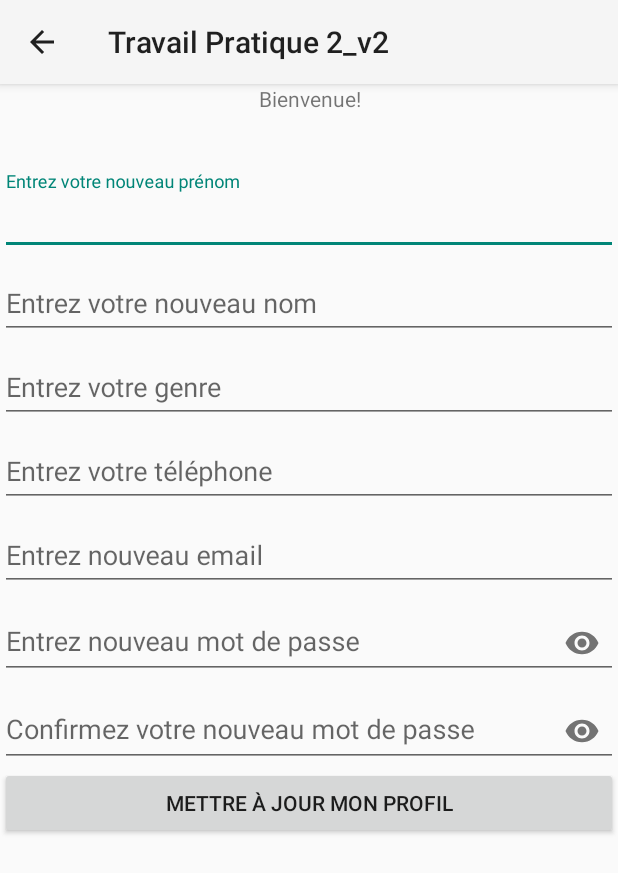
After one commit to 1903606/tp2_v2, an Android app: the UpdateListeActivity screen opened directly, with no data from a screen before it, on a phone screen of 412 x 824 dp. The commit adds this screen. Shown: the top 873 px of the screen. Run offline under Robolectric (Android 15) with nearby library versions, the phone set to English and light mode, and no system bars; our stand-ins replace Firebase (no records; nobody signed in at launch, a user with empty details on screens opened directly); 4 statements that could not run were skipped.

Commit message:
Fait: Bouton mise a jour , fonctionnelle et montre information de list view sur UpdateActivity

```diff
--- a/app/src/main/java/com/example/travailpratique2_v2/ListeActivity.java
+++ b/app/src/main/java/com/example/travailpratique2_v2/ListeActivity.java
@@ -1,16 +1,26 @@
 package com.example.travailpratique2_v2;
 
+import androidx.activity.result.ActivityResult;
+import androidx.activity.result.ActivityResultCallback;
+import androidx.activity.result.ActivityResultLauncher;
+import androidx.activity.result.contract.ActivityResultContract;
+import androidx.activity.result.contract.ActivityResultContracts;
 import androidx.annotation.NonNull;
 import androidx.annotation.Nullable;
 import androidx.appcompat.app.AppCompatActivity;
 import androidx.fragment.app.FragmentManager;
 
+import android.app.Activity;
+import android.content.Intent;
 import android.os.Bundle;
 import android.view.View;
 import android.widget.AdapterView;
 import android.widget.ArrayAdapter;
+import android.widget.Button;
 import android.widget.ListView;
 
+import com.google.firebase.auth.FirebaseAuth;
+import com.google.firebase.auth.FirebaseUser;
 import com.google.firebase.database.ChildEventListener;
 import com.google.firebase.database.DataSnapshot;
 import com.google.firebase.database.DatabaseError;
@@ -24,12 +34,27 @@ public class ListeActivity extends AppCompatActivity {
     private ListView lv_usager;
     private ArrayList<User> listeUser;
 
+    private Button btn_mise_a_jour,btn_supprimer;
+
     DatabaseReference reference;
+    FirebaseAuth bdAuth;
+
+
+    private int index = -1;
+
+
 
     @Override
     protected void onCreate(Bundle savedInstanceState) {
         super.onCreate(savedInstanceState);
         setContentView(R.layout.activity_liste);
+
+        btn_mise_a_jour = findViewById(R.id.btn_mise_a_jour);
+        btn_supprimer = findViewById(R.id.btn_supprimer);
+        bdAuth = FirebaseAuth.getInstance();
+        FirebaseUser usager = bdAuth.getCurrentUser();
+
+
 
         lv_usager = findViewById(R.id.lv_usager);
         listeUser = new ArrayList<User>();
@@ -75,6 +100,7 @@ public class ListeActivity extends AppCompatActivity {
         lv_usager.setOnItemClickListener(new AdapterView.OnItemClickListener() {
             @Override
             public void onItemClick(AdapterView<?> parent, View view, int position, long id) {
+                index = position;
                 User user = listeUser.get(position);
                 Bundle bundle = new Bundle();
                 bundle.putString("nom", user.nom);
@@ -88,6 +114,42 @@ public class ListeActivity extends AppCompatActivity {
             }
         });
 
+        btn_mise_a_jour.setOnClickListener(new View.OnClickListener() {
+            @Override
+            public void onClick(View v) {
+                Intent intent_update_view = new Intent(ListeActivity.this, UpdateListeActivity.class);
+                FirebaseUser usager = bdAuth.getCurrentUser();
+                User user = (User) listeUser.get(index);
+                Bundle bundle = new Bundle();
+                intent_update_view.putExtra("prenom",user.getPrenom());
+                intent_update_view.putExtra("nom",user.getNom());
+                intent_update_view.putExtra("gender",user.getGender());
+                intent_update_view.putExtra("telephone",user.getTelephone());
+                intent_update_view.putExtra("email", usager.getEmail());
+                startActivity(intent_update_view);
+                finish();
+            }
+        });
+
+        ActivityResultLauncher<Intent> activityResultLauncher = registerForActivityResult(
+
+                new ActivityResultContracts.StartActivityForResult(),
+                new ActivityResultCallback<ActivityResult>(){
+
+                    @Override
+                    public void onActivityResult(ActivityResult result) {
+                        if (result.getResultCode() == Activity.RESULT_OK)
+                        {
+                            Bundle bundle = result.getData().getExtras();
+                            String rep;
+                            //rep = bundle.get("REP1");
+                        }
+                    }
+                }
+        );
+
+
+
 
     }
 
--- a/app/src/main/java/com/example/travailpratique2_v2/ListeFragment.java
+++ b/app/src/main/java/com/example/travailpratique2_v2/ListeFragment.java
@@ -21,7 +21,6 @@ public class ListeFragment extends Fragment {
     @Override
     public void onCreate(Bundle savedInstanceState) {
         super.onCreate(savedInstanceState);
-        //get info form bundle
         if(getArguments() != null){
             nom = getArguments().getString("nom");
             gender = getArguments().getString("gender");
--- /dev/null
+++ b/app/src/main/java/com/example/travailpratique2_v2/UpdateListeActivity.java
@@ -0,0 +1,58 @@
+package com.example.travailpratique2_v2;
+
+import androidx.annotation.NonNull;
+import androidx.appcompat.app.AppCompatActivity;
+
+import android.content.Intent;
+import android.os.Bundle;
+import android.widget.Button;
+import android.widget.Toast;
+
+import com.google.android.material.textfield.TextInputEditText;
+import com.google.firebase.auth.FirebaseAuth;
+import com.google.firebase.auth.FirebaseUser;
+import com.google.firebase.database.DataSnapshot;
+import com.google.firebase.database.DatabaseError;
+import com.google.firebase.database.DatabaseReference;
+import com.google.firebase.database.FirebaseDatabase;
+import com.google.firebase.database.ValueEventListener;
+
+public class UpdateListeActivity extends AppCompatActivity {
+
+    TextInputEditText tiet_courriel, tiet_mdp, tiet_mdp_confirmez, tiet_prenom, tiet_nom,tiet_gender,tiet_telephone;
+
+    Button btn_update_info;
+
+    private String prenom, nom,gender,telephone;
+
+    FirebaseAuth bdAuth;
+
+
+    @Override
+    protected void onCreate(Bundle savedInstanceState) {
+        super.onCreate(savedInstanceState);
+        setContentView(R.layout.activity_update_liste);
+        tiet_prenom = findViewById(R.id.tiet_prenom);
+        tiet_nom = findViewById(R.id.tiet_nom);
+        tiet_gender = findViewById(R.id.tiet_gender);
+        tiet_telephone = findViewById(R.id.tiet_telephone);
+        tiet_courriel = findViewById(R.id.tiet_courriel_new);
+        tiet_mdp = findViewById(R.id.tiet_mdp_new);
+        tiet_mdp_confirmez = findViewById(R.id.tiet_mdp_confirmez_new);
+        btn_update_info = findViewById(R.id.btn_update_info);
+        Intent intent = getIntent();
+
+        tiet_prenom.setText(intent.getExtras().getString("prenom"));
+        tiet_nom.setText(intent.getExtras().getString("nom"));
+        tiet_gender.setText(intent.getExtras().getString("gender"));
+        tiet_telephone.setText(intent.getExtras().getString("telephone"));
+
+        bdAuth = FirebaseAuth.getInstance();
+
+        FirebaseUser usager = bdAuth.getCurrentUser();
+        FirebaseAuth authProfile = FirebaseAuth.getInstance();
+    }
+
+
+
+    }
--- /dev/null
+++ b/app/src/main/res/layout/activity_update_liste.xml
@@ -0,0 +1,158 @@
+<?xml version="1.0" encoding="utf-8"?>
+<LinearLayout xmlns:android="http://schemas.android.com/apk/res/android"
+    xmlns:app="http://schemas.android.com/apk/res-auto"
+    xmlns:tools="http://schemas.android.com/tools"
+    android:layout_width="match_parent"
+    android:layout_height="match_parent"
+    android:layout_gravity="center"
+    android:orientation="vertical"
+    tools:context=".UpdateListeActivity">
+
+    <TextView
+        android:id="@+id/bienvenue"
+        android:layout_width="match_parent"
+        android:layout_height="wrap_content"
+        android:gravity="center"
+        android:text="@string/bienvenue">
+
+    </TextView>
+
+    <TextView
+        android:id="@+id/tv_prenom"
+        android:layout_width="match_parent"
+        android:layout_height="wrap_content"
+        android:gravity="center"
+        android:text="">
+
+    </TextView>
+    <TextView
+        android:id="@+id/tv_nom"
+        android:layout_width="match_parent"
+        android:layout_height="wrap_content"
+        android:gravity="center"
+        android:text="">
+
+    </TextView>
+
+
+    <com.google.android.material.textfield.TextInputLayout
+        android:id="@+id/til_prenom"
+        android:layout_width="match_parent"
+        android:layout_height="wrap_content"
+        android:hint="@string/entrez_votre_newprenom"
+        android:orientation="vertical">
+
+        <com.google.android.material.textfield.TextInputEditText
+            android:id="@+id/tiet_prenom"
+            android:layout_width="match_parent"
+            android:layout_height="wrap_content"
+            android:inputType="text"
+            android:maxLines="2"
+            android:layout_weight="1" />
+    </com.google.android.material.textfield.TextInputLayout>
+
+    <com.google.android.material.textfield.TextInputLayout
+        android:id="@+id/til_nom"
+        android:layout_width="match_parent"
+        android:layout_height="wrap_content"
+        android:hint="@string/entrez_votre_new_nom">
+
+        <com.google.android.material.textfield.TextInputEditText
+            android:id="@+id/tiet_nom"
+            android:layout_width="match_parent"
+            android:layout_height="wrap_content"
+            android:inputType="text"
+            android:maxLines="2"
+            android:layout_weight="1" />
+    </com.google.android.material.textfield.TextInputLayout>
+    <com.google.android.material.textfield.TextInputLayout
+        android:id="@+id/til_gender"
+        android:layout_width="match_parent"
+        android:layout_height="wrap_content"
+        android:hint="@string/entrez_votre_genre">
+
+        <com.google.android.material.textfield.TextInputEditText
+            android:id="@+id/tiet_gender"
+            android:layout_width="match_parent"
+            android:layout_height="wrap_content"
+            android:inputType="text"
+            android:maxLines="2"
+            android:layout_weight="1" />
+    </com.google.android.material.textfield.TextInputLayout>
+
+    <com.google.android.material.textfield.TextInputLayout
+        android:id="@+id/til_telephone"
+        android:layout_width="match_parent"
+        android:layout_height="wrap_content"
+        android:hint="@string/entrez_votre_telephone">
+
+        <com.google.android.material.textfield.TextInputEditText
+            android:id="@+id/tiet_telephone"
+            android:layout_width="match_parent"
+            android:layout_height="wrap_content"
+            android:inputType="text"
+            android:maxLines="2"
+            android:layout_weight="1" />
+    </com.google.android.material.textfield.TextInputLayout>
+    <com.google.android.material.textfield.TextInputLayout
+        android:id="@+id/til_courriel"
+        android:layout_width="match_parent"
+        android:layout_height="wrap_content"
+        android:hint="@string/entrez_new_email">
+
+        <com.google.android.material.textfield.TextInputEditText
+            android:id="@+id/tiet_courriel_new"
+            android:layout_width="match_parent"
+            android:layout_height="wrap_content"
+            android:inputType="textEmailAddress"
+            android:maxLines="1"
+            android:layout_weight="1" />
+    </com.google.android.material.textfield.TextInputLayout>
+
+    <com.google.android.material.textfield.TextInputLayout
+        android:id="@+id/til_mdp"
+        android:layout_width="match_parent"
+        android:layout_height="wrap_content"
+        android:hint="@string/new_mdp"
+        app:endIconMode="password_toggle">
+
+        <com.google.android.material.textfield.TextInputEditText
+            android:id="@+id/tiet_mdp_new"
+            android:layout_width="match_parent"
+            android:layout_height="wrap_content"
+            android:layout_weight="1"
+            android:inputType="textPassword"
+            android:maxLines="1" />
+
+
+    </com.google.android.material.textfield.TextInputLayout>
+
+    <com.google.android.material.textfield.TextInputLayout
+        android:id="@+id/til_mdp_confirmez"
+        android:layout_width="match_parent"
+        android:layout_height="wrap_content"
+        android:hint="@string/new_mdp_confirm"
+        app:endIconMode="password_toggle">
+
+        <com.google.android.material.textfield.TextInputEditText
+            android:id="@+id/tiet_mdp_confirmez_new"
+            android:layout_width="match_parent"
+            android:layout_height="wrap_content"
+            android:inputType="textPassword"
+            android:maxLines="1"
+            android:layout_weight="1" />
+
+
+    </com.google.android.material.textfield.TextInputLayout>
+
+
+
+    <Button
+        android:id="@+id/btn_update_info"
+        android:layout_width="match_parent"
+        android:layout_height="wrap_content"
+        android:text="@string/mettre_jour_mon_profil">
+
+    </Button>
+
+</LinearLayout>
```
Also changed, not shown: app/src/main/AndroidManifest.xml (+9 -6 lines).
